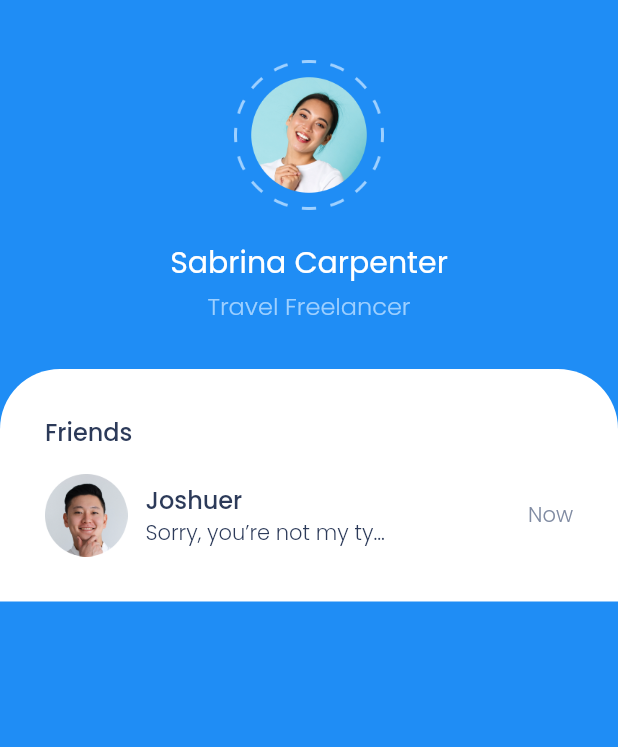
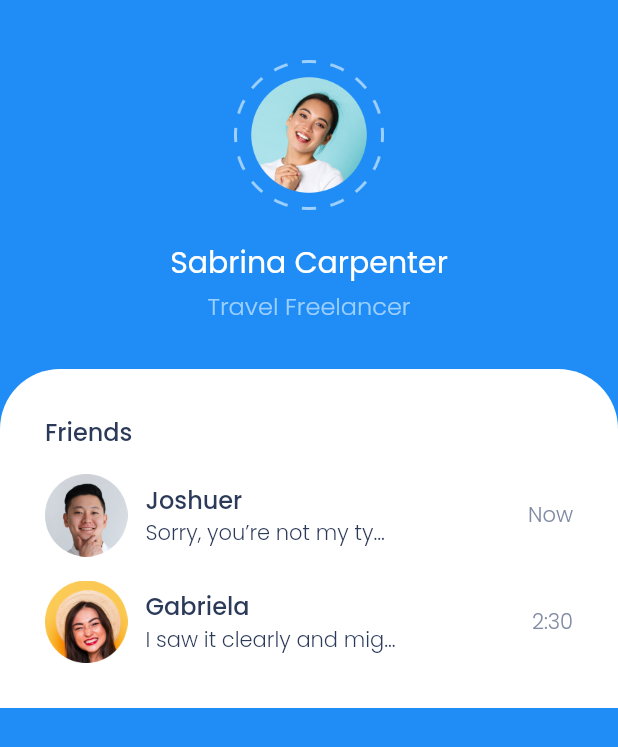
Before and after one commit to FachrulRivaldy/bwa_chatty, a Flutter app: the screen it shows after launch, on a phone screen of 412 x 824 dp. Shown: the top 747 px of the screen. Run offline on Flutter 3.47's test engine with Material 2 defaults, Android fonts, the phone set to English and light mode, and no system bars.

Commit message:
Chatty 6

```diff
--- a/lib/main.dart
+++ b/lib/main.dart
@@ -1,5 +1,5 @@
 import 'package:flutter/material.dart';
-import 'homepage.dart';
+import 'pages/homepage.dart';
 
 void main() => runApp(MyApp());
 
--- a/lib/homepage.dart
+++ b/lib/pages/homepage.dart
@@ -1,5 +1,6 @@
+import 'package:bwa_chatty/widgets/chat_tile.dart';
 import 'package:flutter/material.dart';
-import 'theme.dart';
+import '../theme.dart';
 
 class HomePage extends StatelessWidget {
   const HomePage({Key? key}) : super(key: key);
@@ -55,37 +56,17 @@ class HomePage extends StatelessWidget {
                     "Friends",
                     style: titleTextStyle,
                   ),
-                  SizedBox(
-                    height: 16,
+                  ChatTile(
+                    imageUrl: 'assets/images/friend1.png',
+                    name: "Joshuer",
+                    subText: "Sorry, you’re not my ty...",
+                    time: "Now",
                   ),
-                  Row(
-                    children: [
-                      Image.asset(
-                        'assets/images/friend1.png',
-                        height: 55,
-                        width: 55,
-                      ),
-                      SizedBox(
-                        width: 12,
-                      ),
-                      Column(
-                        crossAxisAlignment: CrossAxisAlignment.start,
-                        children: [
-                          Text(
-                            "Joshuer",
-                            style: titleTextStyle,
-                          ),
-                          Text("Sorry, you’re not my ty...",
-                              style: subtitleTextStyle.copyWith(
-                                  color: blackColor)),
-                        ],
-                      ),
-                      Spacer(),
-                      Text(
-                        "Now",
-                        style: subtitleTextStyle,
-                      ),
-                    ],
+                  ChatTile(
+                    imageUrl: 'assets/images/friend2.png',
+                    name: "Gabriela",
+                    subText: "I saw it clearly and mig...",
+                    time: "2:30",
                   ),
                 ],
               ),
--- /dev/null
+++ b/lib/widgets/chat_tile.dart
@@ -0,0 +1,51 @@
+import 'package:flutter/material.dart';
+import 'package:bwa_chatty/theme.dart';
+
+class ChatTile extends StatelessWidget {
+  final String imageUrl;
+  final String name;
+  final String subText;
+  final String time;
+
+  ChatTile({
+    this.imageUrl = '',
+    this.name = '',
+    this.subText = '',
+    this.time = '',
+  });
+
+  @override
+  Widget build(BuildContext context) {
+    return Padding(
+      padding: const EdgeInsets.only(top: 16),
+      child: Row(
+        children: [
+          Image.asset(
+            imageUrl,
+            height: 55,
+            width: 55,
+          ),
+          SizedBox(
+            width: 12,
+          ),
+          Column(
+            crossAxisAlignment: CrossAxisAlignment.start,
+            children: [
+              Text(
+                name,
+                style: titleTextStyle,
+              ),
+              Text(subText,
+                  style: subtitleTextStyle.copyWith(color: blackColor))
+            ],
+          ),
+          Spacer(),
+          Text(
+            time,
+            style: subtitleTextStyle,
+          ),
+        ],
+      ),
+    );
+  }
+}
```
